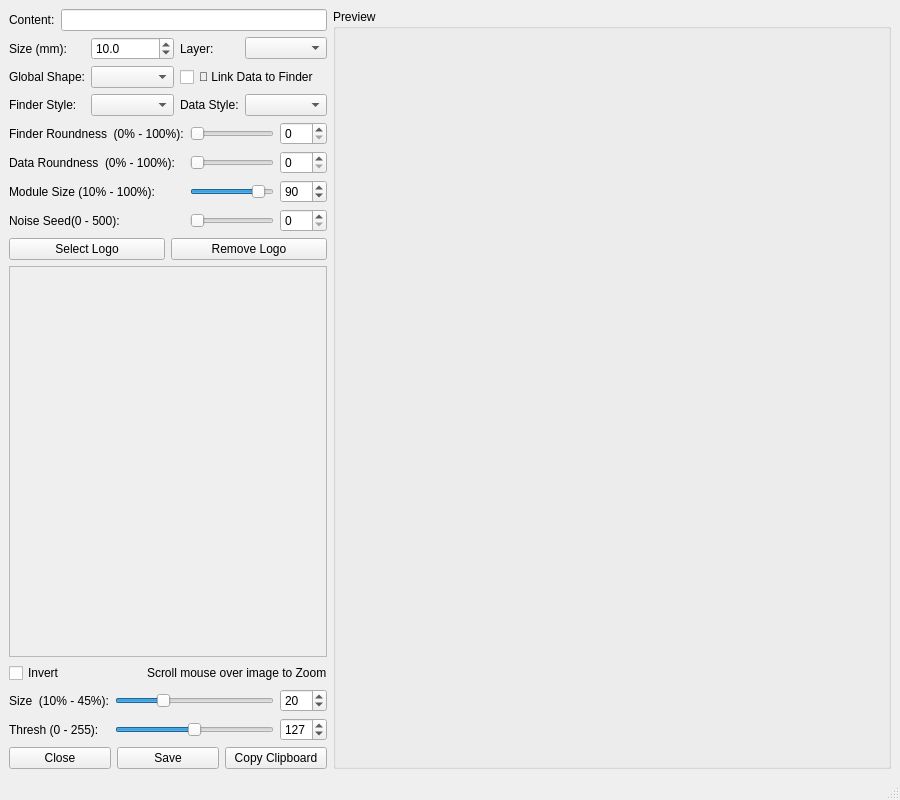
Before: the Qt Designer form gui.ui in thanhduongvs/kicad-artistic-qrcode, drawn with Qt 5.
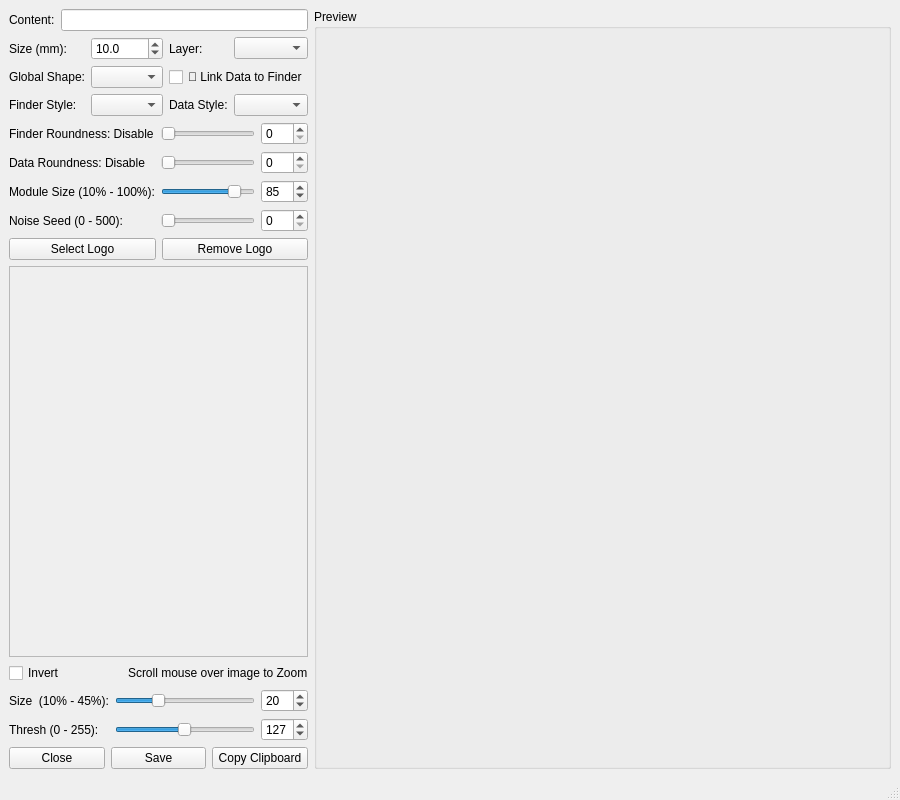
After: the same form once the commit is applied.

```diff
--- a/gui.ui
+++ b/gui.ui
@@ -16,7 +16,7 @@
   <widget class="QWidget" name="centralwidget">
    <layout class="QGridLayout" name="gridLayout_3">
     <item row="0" column="0">
-     <layout class="QHBoxLayout" name="horizontalLayout_3" stretch="0,1">
+     <layout class="QHBoxLayout" name="horizontalLayout_3" stretch="1,3">
       <property name="sizeConstraint">
        <enum>QLayout::SizeConstraint::SetMinimumSize</enum>
       </property>
@@ -115,14 +115,14 @@
           <item row="1" column="0">
            <widget class="QLabel" name="labelDataRound">
             <property name="text">
-             <string>Data Roundness  (0% - 100%):</string>
+             <string>Data Roundness: Disable</string>
             </property>
            </widget>
           </item>
           <item row="0" column="0">
            <widget class="QLabel" name="labelFinderRound">
             <property name="text">
-             <string>Finder Roundness  (0% - 100%):</string>
+             <string>Finder Roundness: Disable</string>
             </property>
            </widget>
           </item>
@@ -156,7 +156,7 @@
           <item row="3" column="0">
            <widget class="QLabel" name="labelNoiseSeed">
             <property name="text">
-             <string>Noise Seed(0 - 500):</string>
+             <string>Noise Seed (0 - 500):</string>
             </property>
            </widget>
           </item>
@@ -179,7 +179,7 @@
              <number>100</number>
             </property>
             <property name="value">
-             <number>90</number>
+             <number>85</number>
             </property>
             <property name="orientation">
              <enum>Qt::Orientation::Horizontal</enum>
@@ -218,7 +218,7 @@
              <double>1.000000000000000</double>
             </property>
             <property name="value">
-             <double>90.000000000000000</double>
+             <double>85.000000000000000</double>
             </property>
            </widget>
           </item>
```
